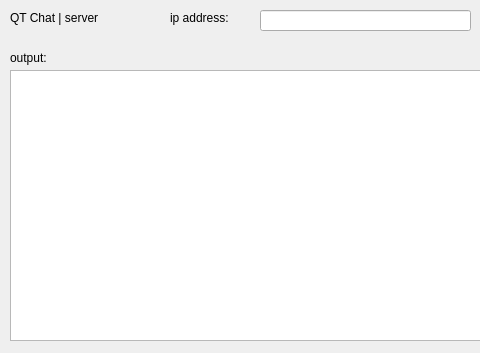
First picture: the form in server/server/widget.ui, repository l1xiaobei/QT_Chat, before the edit; both pictures show x 0 to 480 and y 0 to 353 of the 792 by 353 pixel window.
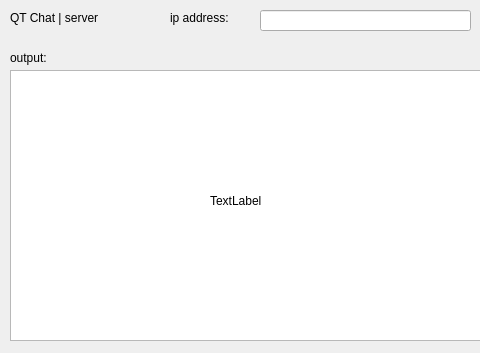
Second picture: the form after the edit.

```diff
--- a/server/server/widget.ui
+++ b/server/server/widget.ui
@@ -108,6 +108,19 @@
     </rect>
    </property>
   </widget>
+  <widget class="QLabel" name="label_2">
+   <property name="geometry">
+    <rect>
+     <x>210</x>
+     <y>130</y>
+     <width>371</width>
+     <height>141</height>
+    </rect>
+   </property>
+   <property name="text">
+    <string>TextLabel</string>
+   </property>
+  </widget>
  </widget>
  <resources/>
  <connections/>
```
